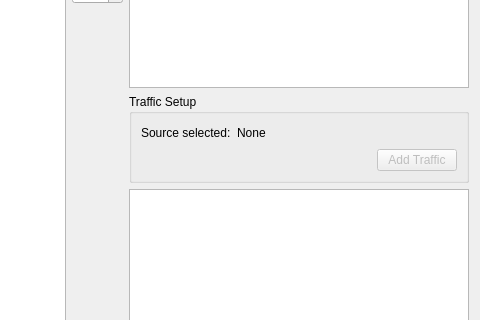
First picture: the form in RS/View/TrafficConfigurationDialog.ui, repository leds-lab/redscarf, before the edit; both pictures show x 520 to 1000 and y 115 to 435 of the 1000 by 592 pixel window.
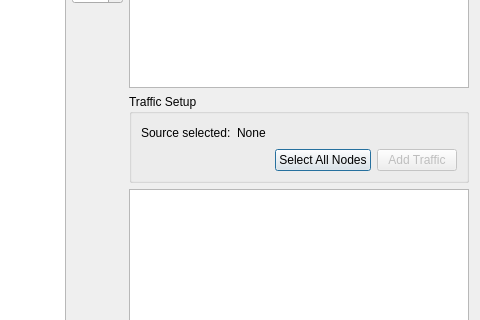
Second picture: the form after the edit. Icons and pictures are not drawn. Custom widgets are drawn as their Qt base class.

What changed in the file:
```diff
--- a/RS/View/TrafficConfigurationDialog.ui
+++ b/RS/View/TrafficConfigurationDialog.ui
@@ -159,12 +159,19 @@
               </property>
               <property name="sizeHint" stdset="0">
                <size>
-                <width>90</width>
+                <width>80</width>
                 <height>20</height>
                </size>
               </property>
              </spacer>
             </item>
+            <item>
+             <widget class="QPushButton" name="buttonSelectAllNodes">
+              <property name="text">
+               <string>Select All Nodes</string>
+              </property>
+             </widget>
+            </item>
             <item>
              <widget class="QPushButton" name="buttonAddTraffic">
               <property name="enabled">
```
Left out of the diff: 12 changed lines with no effect on the pictures.
